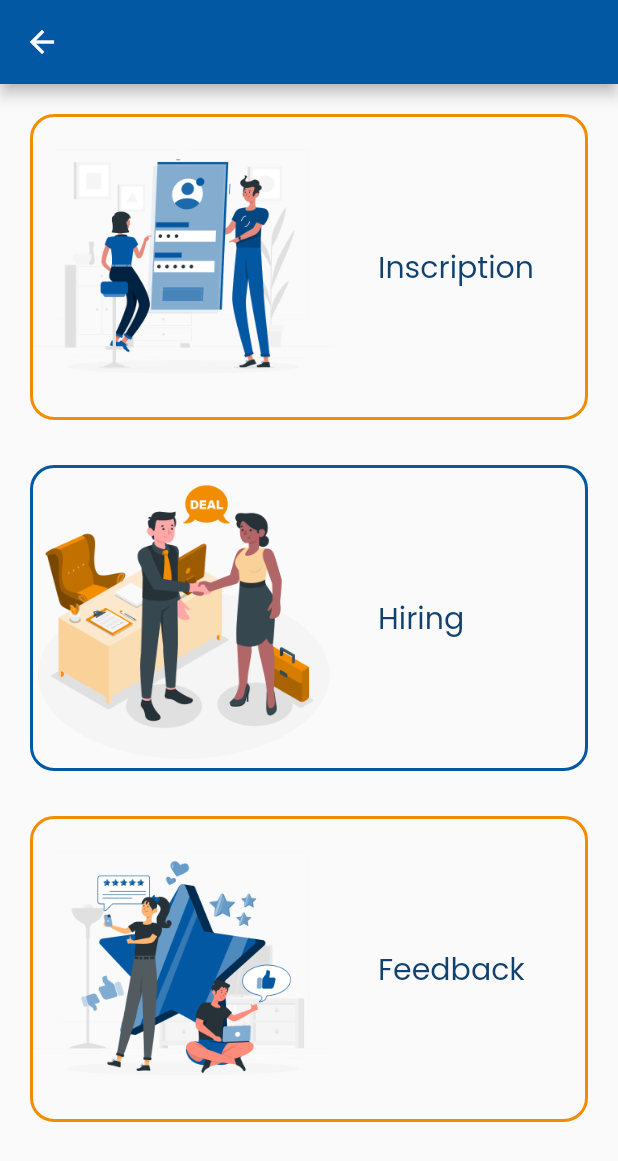
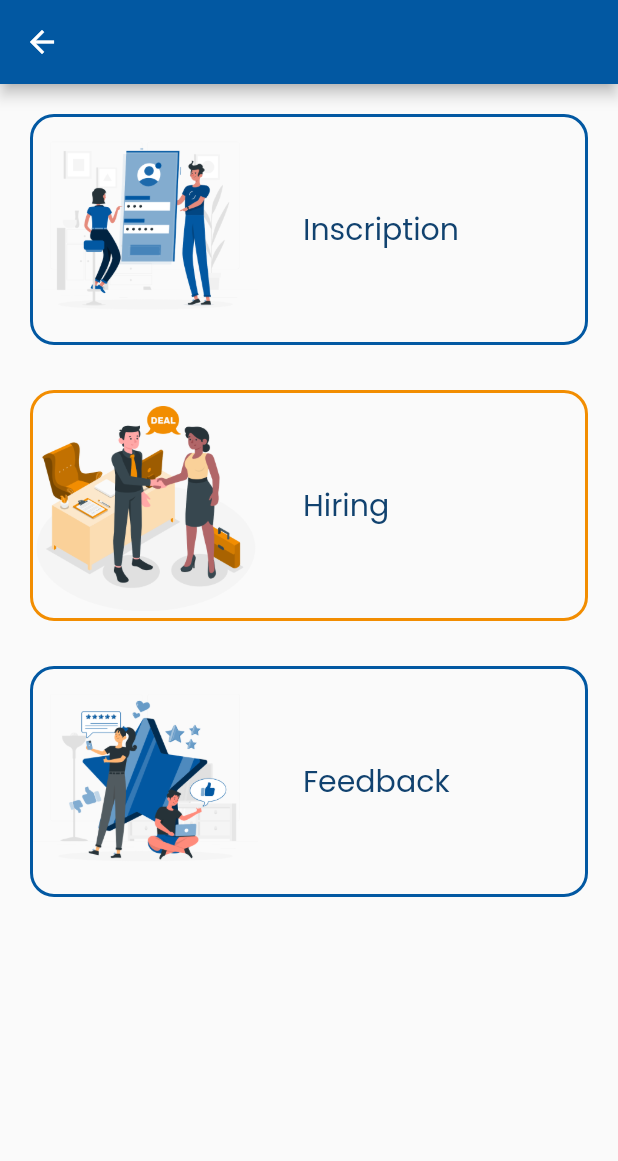
Before and after one commit to machaneAmiraYakout/lci, a Flutter app: the OnlineScreen screen opened directly, on a phone screen of 412 x 824 dp. Shown: the top 1161 px of the screen. Run offline on Flutter 3.47's test engine with Material 2 defaults, Android fonts, the phone set to English and light mode, and no system bars; our stand-ins replace cloud_firestore, firebase_auth, firebase_core, get, shared_preferences; accounts and stored records are empty.

Commit message:
update design

```diff
--- a/lib/main.dart
+++ b/lib/main.dart
@@ -14,9 +14,9 @@ void main() async{
   String? token='';
    token=await CacheHelper.importData(key: 'token');
    print(token);
-  Widget startedScreen= SplashScreen();
+  Widget startedScreen;
   if(token==null){
-    startedScreen= SignupScreen() ;
+    startedScreen= SplashScreen() ;
   }
   else{
     startedScreen= HomeScreen();
--- a/lib/presenter/controller/splash_controller.dart
+++ b/lib/presenter/controller/splash_controller.dart
@@ -8,7 +8,7 @@ class SplashController extends GetxController {
     super.onReady();
     // Wait for some time and then navigate to the home screen
     Future.delayed(const Duration(seconds: 3), () {
-      //Get.off(() => const StartScreen());
+      Get.off(() => const StartScreen());
 
 
     });
--- a/lib/view/screens/online_screen.dart
+++ b/lib/view/screens/online_screen.dart
@@ -18,7 +18,7 @@ class OnlineScreen extends StatelessWidget {
                 text: 'Inscription',
                 urlimage: 'assets/images/inscription.png',
                 borderRadius: 16.0,
-                borderColor: buttonColor,
+                borderColor: primaryColor,
                 borderWidth: 2.0,
                 index: 6,
               ),
@@ -27,7 +27,7 @@ class OnlineScreen extends StatelessWidget {
                 text: 'Hiring',
                 urlimage: 'assets/images/hiring.png',
                 borderRadius: 16.0,
-                borderColor: primaryColor,
+                borderColor: buttonColor,
                 borderWidth: 2.0,
                 index: 6,
               ),
@@ -36,7 +36,7 @@ class OnlineScreen extends StatelessWidget {
                 text: 'Feedback',
                 urlimage: 'assets/images/feedback.png',
                 borderRadius: 16.0,
-                borderColor: buttonColor,
+                borderColor: primaryColor,
                 borderWidth: 2.0,
                 index: 6,
               ),
--- a/lib/view/widgets/my_custom_container.dart
+++ b/lib/view/widgets/my_custom_container.dart
@@ -27,7 +27,7 @@ class MyContainer extends StatelessWidget {
       ),
       child: Row(
         children: [
-          Image.asset(urlimage,width: 200,height:200,),
+          Image.asset(urlimage,width: 150,height:150,),
           SizedBox(width: 30,),
           MyCustomTextWidget(index: index,text:text, ),
         ],
```
Also changed, not shown: lib/view/screens/login_screen.dart (+5 -4 lines), lib/view/screens/signup_screen.dart (+6 -5 lines), assets/images/Mobile.png (added), assets/images/login.png (added).
